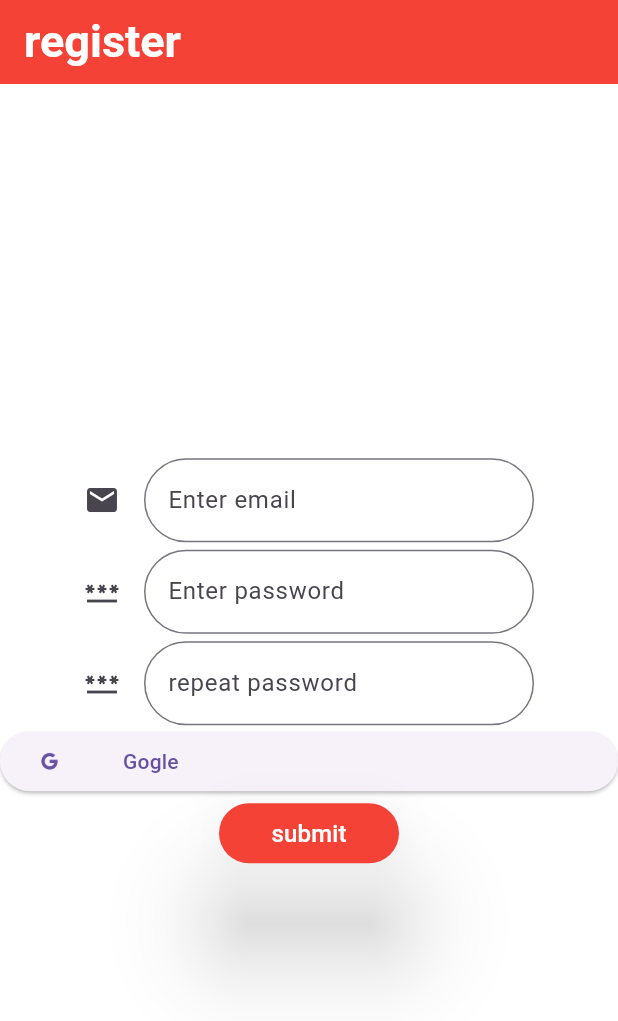
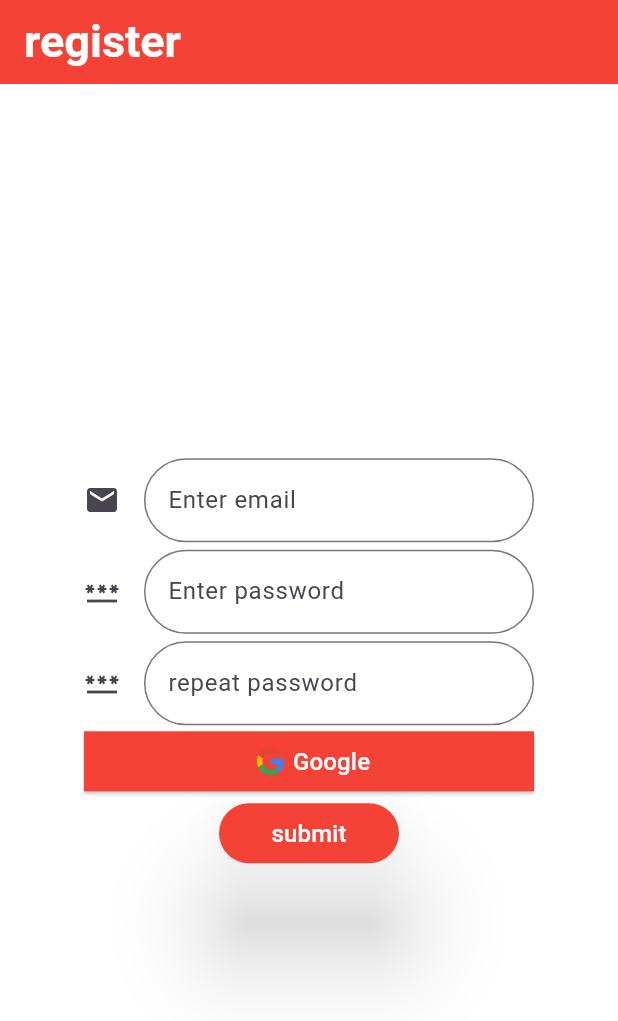
Before and after one commit to ZergProger/my_messenger, a Flutter app: the screen it shows after launch, on a phone screen of 412 x 824 dp. Shown: the top 1021 px of the screen. Run offline on Flutter 3.47's test engine with Material 3 defaults, Android fonts, the phone set to English and light mode, and no system bars; our stand-ins replace firebase_auth, firebase_core, google_sign_in; accounts and stored records are empty.

Commit message:
version1.0

```diff
--- a/lib/pages/chats_page/chats_page.dart
+++ b/lib/pages/chats_page/chats_page.dart
@@ -1,4 +1,3 @@
-import 'package:firebase_auth/firebase_auth.dart';
 import 'package:flutter/material.dart';
 import 'package:my_messenger/pages/chats_page/widgets/driver.dart';
 import 'package:my_messenger/rec/text_style.dart';
--- a/lib/pages/chats_page/widgets/driver.dart
+++ b/lib/pages/chats_page/widgets/driver.dart
@@ -1,5 +1,4 @@
 import 'package:flutter/material.dart';
-import 'package:my_messenger/pages/account_page/account_page.dart';
 import 'package:my_messenger/pages/chats_page/widgets/elevated_button_account.dart';
 import 'package:my_messenger/pages/chats_page/widgets/elevation_button.dart';
 import 'package:my_messenger/pages/setting_page/setting_page.dart';
--- a/lib/pages/login_page/widgets/text_fiend.dart
+++ b/lib/pages/login_page/widgets/text_fiend.dart
@@ -1,11 +1,15 @@
 import 'package:flutter/material.dart';
 
 class TextFiendCustom extends StatelessWidget {
-  TextFiendCustom({super.key, this.iconFiend, required this.enterTextHelp, this.controller});
+  const TextFiendCustom(
+      {super.key,
+      this.iconFiend,
+      required this.enterTextHelp,
+      this.controller});
 
   final IconData? iconFiend;
   final String enterTextHelp;
-  TextEditingController? controller;
+  final TextEditingController? controller;
 
   @override
   Widget build(BuildContext context) {
--- a/lib/pages/register_page/register_page.dart
+++ b/lib/pages/register_page/register_page.dart
@@ -1,7 +1,5 @@
-import 'package:firebase_auth/firebase_auth.dart';
 import 'package:flutter/material.dart';
 import 'package:my_messenger/firebase/firebase_auth/firebase_service.dart';
-import 'package:my_messenger/pages/login_page/login_page.dart';
 import 'package:my_messenger/pages/login_page/widgets/text_fiend.dart';
 import 'package:my_messenger/pages/register_page/widgets/elevated_button.dart';
 import 'package:my_messenger/rec/button_style.dart';
@@ -12,10 +10,10 @@ class RegisterPage extends StatefulWidget {
   const RegisterPage({super.key});
 
   @override
-  _RegisterPageState createState() => _RegisterPageState();
+  RegisterPageState createState() => RegisterPageState();
 }
 
-class _RegisterPageState extends State<RegisterPage> {
+class RegisterPageState extends State<RegisterPage> {
   final TextEditingController _controllerRepeatPassword =
       TextEditingController();
   final TextEditingController _controllerEmail =
@@ -62,19 +60,19 @@ class _RegisterPageState extends State<RegisterPage> {
                 controller: _controllerRepeatPassword,
               ),
               ElevatedButton(
+                  style: AppButtonStyle.googleButtonStyle,
                   onPressed: () =>
                       FirebaseService().signInWithGoogle(),
                   child: Row(
                     children: [
-                      ImageIcon(
-                        AssetImage(
-                            'assets/icons/google_icon.png'),
+                      Spacer(flex: 1),
+                      Image.asset(
+                        'assets/icons/google_icon.png',
+                        height: 30,
                       ),
-                      Padding(
-                        padding: EdgeInsets.only(
-                            left: 40, right: 40),
-                        child: Text('Gogle'),
-                      ),
+                      Text('Google',
+                          style: AppTextStyle.submit),
+                      Spacer(flex: 1)
                     ],
                   )),
               ElevatedButtonSubmit(
--- a/lib/pages/register_page/widgets/elevated_button.dart
+++ b/lib/pages/register_page/widgets/elevated_button.dart
@@ -1,4 +1,3 @@
-import 'package:firebase_auth/firebase_auth.dart';
 import 'package:flutter/material.dart';
 import 'package:my_messenger/firebase/firebase_auth/firebase_service.dart';
 import 'package:my_messenger/pages/register_page/verify_email.dart';
@@ -16,7 +15,7 @@ class ElevatedButtonSubmit extends StatelessWidget {
   final TextEditingController controllerPassword;
   final TextEditingController controllerRepeatPassword;
   final TextEditingController controllerEmail;
-  bool isShowErrorRepeatPassword;
+  final bool isShowErrorRepeatPassword;
   final FirebaseService firebaseService = FirebaseService();
 
   @override
--- a/lib/rec/button_style.dart
+++ b/lib/rec/button_style.dart
@@ -17,4 +17,12 @@ class AppButtonStyle {
     backgroundColor: Colors.red,
     fixedSize: Size(340, 40),
   );
+  static ButtonStyle googleButtonStyle =
+      ElevatedButton.styleFrom(
+    shape: RoundedRectangleBorder(
+      borderRadius: BorderRadius.zero,
+    ),
+    backgroundColor: Colors.red,
+    fixedSize: Size(300, 30),
+  );
 }
--- a/lib/rec/texts.dart
+++ b/lib/rec/texts.dart
@@ -1,5 +1,3 @@
-import 'package:flutter/material.dart';
-
 class AppTexts {
   AppTexts._();
 
@@ -7,7 +5,8 @@ class AppTexts {
   static String enterEmail = 'Enter email';
   static String enterPassword = 'Enter password';
   static String register = 'register';
-  static String goRegister = 'you dont have account? Register';
+  static String goRegister =
+      'you dont have account? Register';
   static String goLogin = 'you have account? Log in';
   static String repeatPassword = 'repeat password';
   static String submit = 'submit';
```
Also changed, not shown: lib/firebase/firebase_auth/firebase_service.dart (+6 -21 lines), lib/pages/login_page/widgets/elevated_button_submit.dart (+3 -7 lines), 6 other files.
